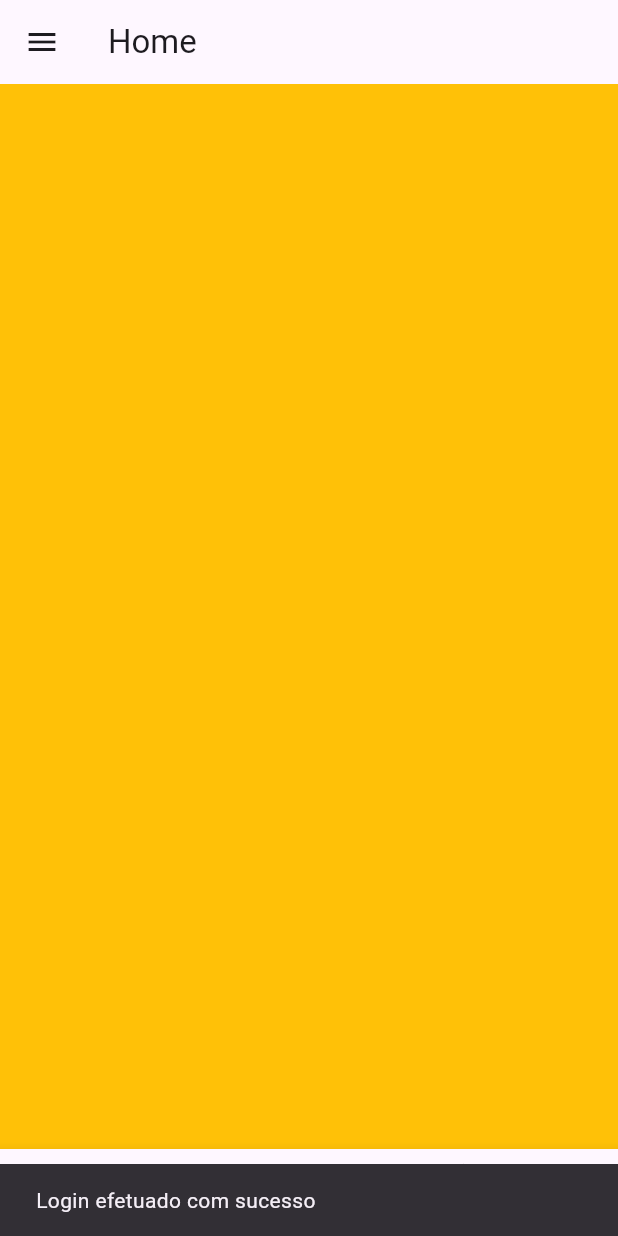
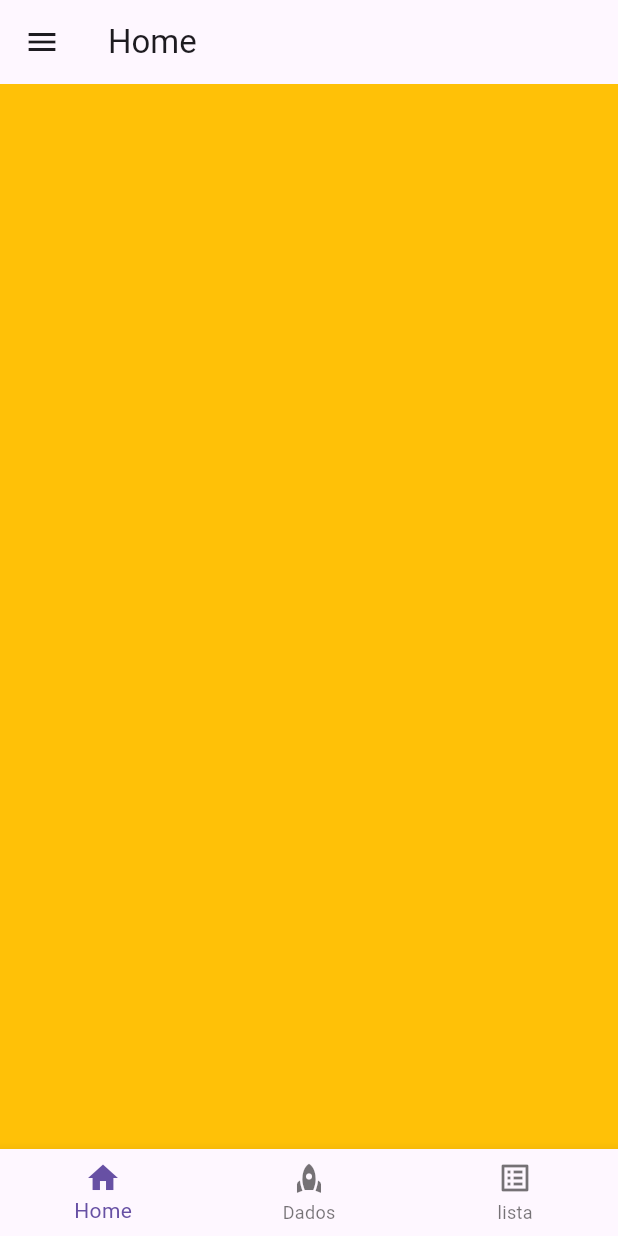
Before and after one commit to Gomesgaab/Primeiro-App-em-Flutter, a Flutter app: the screen it shows after launch, after a tap on "Entrar", on a phone screen of 412 x 824 dp. Run offline on Flutter 3.47's test engine with Material 3 defaults, Android fonts, the phone set to English and light mode, and no system bars; our stand-ins replace google_fonts.

Commit message:
11°commit

```diff
--- a/lib/my_app.dart
+++ b/lib/my_app.dart
@@ -1,7 +1,6 @@
 import 'package:flutter/material.dart';
 import 'package:google_fonts/google_fonts.dart';
 import 'package:primeiro_app/pages/login_page.dart';
-import 'package:primeiro_app/pages/logins.dart';
 
 class MyApp extends StatelessWidget {
   const MyApp({super.key});
--- a/lib/pages/Main_page.dart
+++ b/lib/pages/Main_page.dart
@@ -1,6 +1,7 @@
 import 'package:flutter/material.dart';
 import 'package:primeiro_app/pages/paginacao/Page1.dart';
 import 'package:primeiro_app/pages/paginacao/Page2.dart';
+import 'package:primeiro_app/pages/paginacao/tarefa_page.dart';
 import 'package:primeiro_app/shared/componente_menu/custon_menu.dart';
 
 class MainPage extends StatefulWidget {
@@ -38,9 +39,11 @@ class _MainPageState extends State<MainPage> {
                   });
                 },
                 scrollDirection: Axis.vertical,
-                children: const [Page1(), Page2()],
+                children: const [Page1(), Page2(), TarefaPage()],
               ),
             ),
+
+            //footernavidator
             BottomNavigationBar(
                 onTap: (value) {
                   controller.jumpToPage(value);
@@ -51,6 +54,8 @@ class _MainPageState extends State<MainPage> {
                       label: "Home", icon: Icon(Icons.home)),
                   BottomNavigationBarItem(
                       label: "Dados", icon: Icon(Icons.rocket)),
+                  BottomNavigationBarItem(
+                      label: "lista", icon: Icon(Icons.list_alt)),
                 ]),
           ],
         ),
--- a/lib/pages/dados_page.dart
+++ b/lib/pages/dados_page.dart
@@ -1,7 +1,7 @@
 import 'package:flutter/material.dart';
 import 'package:primeiro_app/service/repositorios/repositorio_linguagens.dart';
 import 'package:primeiro_app/service/repositorios/repositorios_nivel.dart';
-import 'package:primeiro_app/shared/componenteText/componenteTexto.dart';
+import 'package:primeiro_app/shared/componenteText/componente_Texto.dart';
 
 class DadosPaciente extends StatefulWidget {
   const DadosPaciente({super.key});
--- a/lib/pages/login_page.dart
+++ b/lib/pages/login_page.dart
@@ -1,5 +1,5 @@
 import 'package:flutter/material.dart';
-import 'package:primeiro_app/pages/Main_page.dart';
+import 'package:primeiro_app/pages/main_page.dart';
 import 'package:primeiro_app/pages/cadastro_page.dart';
 
 class LoginPage extends StatefulWidget {
@@ -26,10 +26,10 @@ class _LoginPage extends State<LoginPage> {
             constraints: BoxConstraints(
               //MediaQuery e um metodo de pegar o tamanho do dispositivo
               maxHeight: MediaQuery.of(context).size.height,
+              maxWidth: MediaQuery.of(context).size.width,
             ),
             child: Column(
               //alinhamento
-              crossAxisAlignment: CrossAxisAlignment.center,
               children: [
                 // criando uma caixa de espaçamento
                 const SizedBox(
@@ -157,10 +157,10 @@ class _LoginPage extends State<LoginPage> {
                                     "gabrielgabiga870@gmail.com" &&
                                 senhaControler.text.trim() == "senha") {
                               //mostrando mensagem a usuário se o logim foi efetuado com sucesso
-                              ScaffoldMessenger.of(context).showSnackBar(
-                                  const SnackBar(
-                                      content:
-                                          Text("Login efetuado com sucesso")));
+                              // ScaffoldMessenger.of(context).showSnackBar(
+                              //     const SnackBar(
+                              //         content:
+                              //             Text("Login efetuado com sucesso")));
                               //Navegação entre as pages
                               Navigator.pushReplacement(
                                   context,
--- a/pubspec.yaml
+++ b/pubspec.yaml
@@ -62,9 +62,8 @@ flutter:
 
   # To add assets to your application, add an assets section, like this:
   assets:
-    - asset/Logo.png
-    - asset/avatar.png
-    - asset/fundoLogin.webp
+    - asset/
+
 
   # An image asset can refer to one or more resolution-specific "variants", see
   # https://flutter.dev/assets-and-images/#resolution-aware
```
Also changed, not shown: lib/model/tarefa.dart (added, +31 -0 lines), lib/pages/paginacao/tarefa_page.dart (added, +48 -0 lines), lib/service/repositorios/tarefa_repository.dart (added, +23 -0 lines), lib/shared/componenteText/componente_Texto.dart (renamed from lib/shared/componenteText/componenteTexto.dart), 4 other files.
